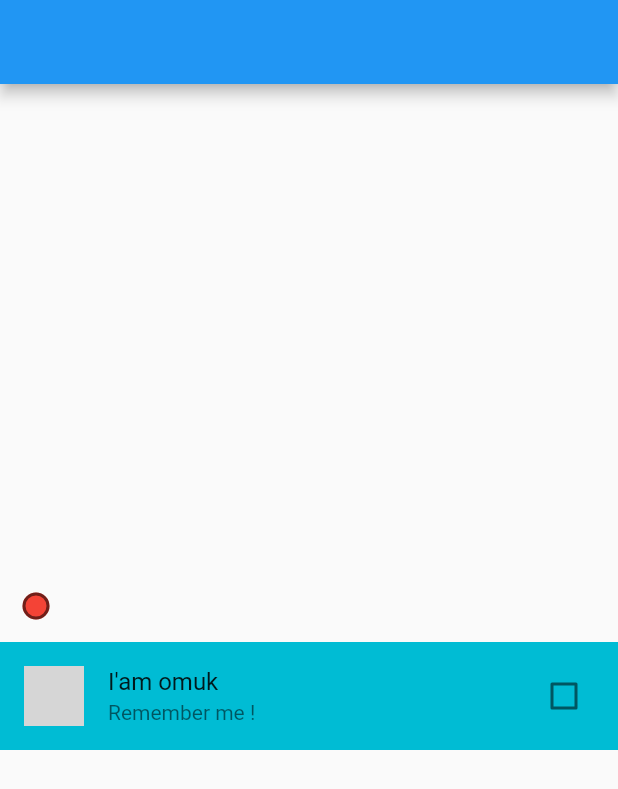
After one commit to sajib-mridha-nor/Project_of_shallowness, a Flutter app: the screen it shows after launch, on a phone screen of 412 x 824 dp. The commit adds this screen. Shown: the top 789 px of the screen. Run offline on Flutter 3.47's test engine with Material 2 defaults, Android fonts, the phone set to English and light mode, and no system bars; our stand-ins replace font_awesome_flutter; missing offline and left inert: dart:html; network calls fail; grey boxes are pictures that could not be loaded.

Commit message:
AB02-14 Class 25 All code

```diff
--- /dev/null
+++ b/lib/ab14cl25.dart
@@ -0,0 +1,72 @@
+import 'package:flutter/material.dart';
+
+class Checkox extends StatefulWidget {
+  @override
+  _CheckoxState createState() => _CheckoxState();
+}
+
+class _CheckoxState extends State<Checkox> {
+  bool istrue = false;
+  bool t2 = true;
+  var c = Colors.cyan;
+  var s = "";
+  @override
+  Widget build(BuildContext context) {
+    return Scaffold(
+        appBar: AppBar(),
+        body: Column(
+          mainAxisAlignment: MainAxisAlignment.center,
+          crossAxisAlignment: CrossAxisAlignment.center,
+          children: [
+            Container(
+              width: double.infinity,
+            ),
+            Row(
+              children: [
+                Checkbox(
+                    shape: CircleBorder(),
+                    fillColor: MaterialStateProperty.all(Colors.red),
+                    activeColor: Colors.yellow,
+                    // autofocus: true,
+                    // focusColor: Colors.green,
+                    splashRadius: 30,
+                    value: istrue,
+                    onChanged: (T) {
+                      print(istrue);
+                      if (istrue == false) {
+                        s = "Remember me !";
+                      } else {
+                        s = "";
+                      }
+                      setState(() {
+                        istrue = T!;
+                      });
+                    }),
+                Text(s)
+              ],
+            ),
+            CheckboxListTile(
+                tileColor: c,
+                dense: istrue,
+                tristate: false,
+                subtitle: Text("Remember me !"),
+                secondary: CircleAvatar(
+                  backgroundImage: NetworkImage(
+                      "https://media.istockphoto.com/photos/varied-food-carbohydrates-protein-vegetables-fruits-dairy-legumes-on-picture-id1218254547?b=1&k=20&m=1218254547&s=170667a&w=0&h=mOEC7x7qU5NC78mCULs-jAPeLkxy8opOvIbGSnwmAyw="),
+                ),
+                value: istrue,
+                title: Text("I'am omuk"),
+                onChanged: (T) {
+                  setState(() {
+                    istrue = T!;
+                    if (istrue == true) {
+                      c = Colors.blue;
+                    } else {
+                      c = Colors.cyan;
+                    }
+                  });
+                })
+          ],
+        ));
+  }
+}
--- a/lib/main.dart
+++ b/lib/main.dart
@@ -1,6 +1,7 @@
 import 'dart:io';
 
 import 'package:firstapp/ab14Class24.dart';
+import 'package:firstapp/ab14cl25.dart';
 import 'package:firstapp/food.dart';
 import 'package:flutter/material.dart';
 
@@ -18,7 +19,7 @@ import './home2.dart';
 import './class16.dart';
 
 main() {
-  runApp(MaterialApp(debugShowCheckedModeBanner: false, home: Ab14Cls14()));
+  runApp(MaterialApp(debugShowCheckedModeBanner: false, home: Checkox()));
 }
 
 class newbatch extends StatelessWidget {
```
Also changed, not shown: lib/ab14Class24.dart (+36 -3 lines), lib/ab15cl25.dart (added, +24 -0 lines), lib/sh.dart (added, +108 -0 lines).
